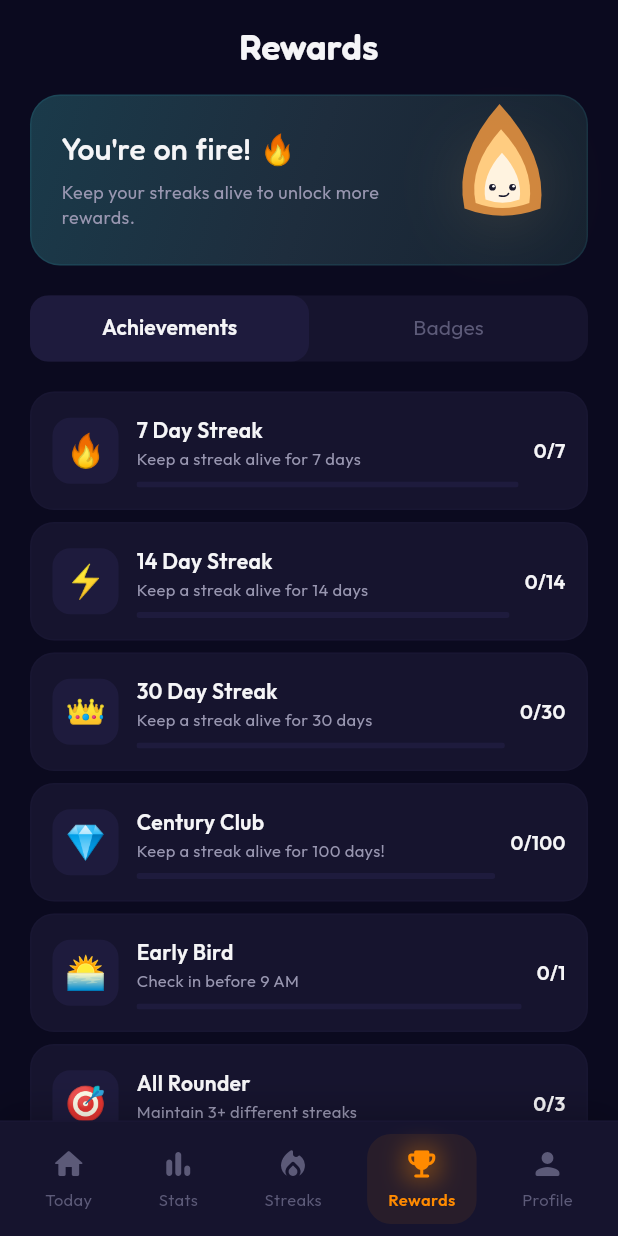
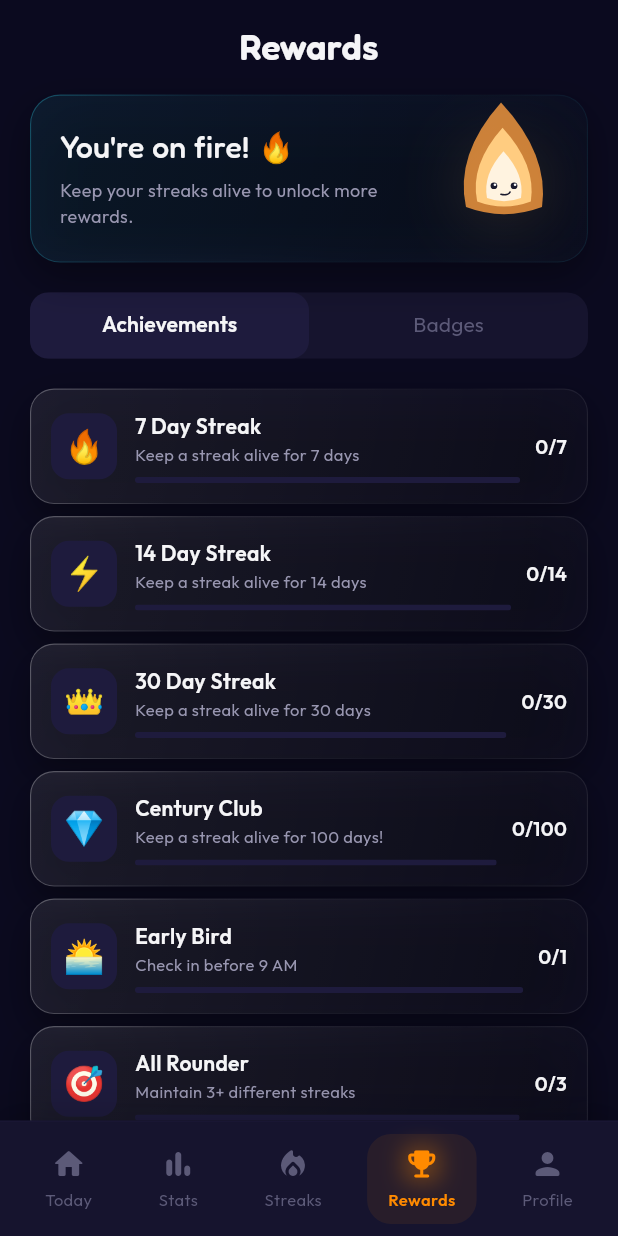
Before and after one commit to NotTushar-dotcom/Streaky, a Flutter app: the RewardsScreen screen opened by its route, on a phone screen of 412 x 824 dp. Run offline on Flutter 3.47's test engine with Material 3 defaults, Android fonts, the phone set to English and light mode, and no system bars; our stand-ins replace cloud_firestore, firebase_auth, firebase_core, fl_chart, flutter_local_notifications, flutter_timezone and 4 more; accounts and stored records are empty.

Commit message:
design: Apply glassmorphic card styling to streaks tab and rewards tab

```diff
--- a/lib/screens/rewards/rewards_screen.dart
+++ b/lib/screens/rewards/rewards_screen.dart
@@ -6,6 +6,7 @@ import 'package:streaky/models/achievement_model.dart';
 import 'package:streaky/providers/user_provider.dart';
 import 'package:streaky/providers/streak_provider.dart';
 import 'package:streaky/widgets/fire_mascot.dart';
+import 'package:streaky/widgets/glassmorphic_container.dart';
 import 'widgets/achievement_card.dart';
 import 'widgets/badge_grid.dart';
 
@@ -73,24 +74,10 @@ class _RewardsScreenState extends State<RewardsScreen>
             SliverToBoxAdapter(
               child: Padding(
                 padding: const EdgeInsets.symmetric(horizontal: 20),
-                child: Container(
+                child: GlassmorphicContainer(
+                  borderRadius: 20,
+                  glowColor: AppColors.cyanHighlight,
                   padding: const EdgeInsets.all(20),
-                  decoration: BoxDecoration(
-                    gradient: const LinearGradient(
-                      colors: [
-                        Color(0xFF1A3A4A),
-                        Color(0xFF1E2D3D),
-                        Color(0xFF162230),
-                      ],
-                      begin: Alignment.topLeft,
-                      end: Alignment.bottomRight,
-                    ),
-                    borderRadius: BorderRadius.circular(20),
-                    border: Border.all(
-                      color: AppColors.cyanHighlight.withAlpha(20),
-                      width: 1,
-                    ),
-                  ),
                   child: Row(
                     children: [
                       Expanded(
--- a/lib/screens/rewards/widgets/achievement_card.dart
+++ b/lib/screens/rewards/widgets/achievement_card.dart
@@ -2,6 +2,7 @@ import 'package:flutter/material.dart';
 import 'package:streaky/config/app_colors.dart';
 import 'package:streaky/config/app_text_styles.dart';
 import 'package:streaky/models/achievement_model.dart';
+import 'package:streaky/widgets/glassmorphic_container.dart';
 
 /// Individual achievement card with progress indicator.
 /// Shows green checkmark when completed, or "X/Y" text + progress bar when in progress.
@@ -22,19 +23,12 @@ class AchievementCard extends StatelessWidget {
     // Calculate current/required values for display
     final currentValue = (progress * achievement.requiredValue).round();
     final requiredValue = achievement.requiredValue;
+    final glowColor = isUnlocked ? AppColors.limeSuccess : null;
 
-    return Container(
+    return GlassmorphicContainer(
+      borderRadius: 16,
+      glowColor: glowColor,
       padding: const EdgeInsets.symmetric(horizontal: 14, vertical: 14),
-      decoration: BoxDecoration(
-        color: AppColors.surface,
-        borderRadius: BorderRadius.circular(16),
-        border: Border.all(
-          color: isUnlocked
-              ? AppColors.limeSuccess.withAlpha(20)
-              : AppColors.surfaceLight.withAlpha(60),
-          width: 1,
-        ),
-      ),
       child: Row(
         children: [
           // Emoji badge
--- a/lib/screens/streaks/widgets/streak_card.dart
+++ b/lib/screens/streaks/widgets/streak_card.dart
@@ -3,7 +3,7 @@ import 'package:streaky/config/app_colors.dart';
 import 'package:streaky/config/app_text_styles.dart';
 import 'package:streaky/config/streak_categories.dart';
 import 'package:streaky/models/streak_model.dart';
-import 'package:streaky/widgets/glow_card.dart';
+import 'package:streaky/widgets/glassmorphic_container.dart';
 
 /// Streak card for the "My Streaks" grid/list.
 class StreakCard extends StatelessWidget {
@@ -23,12 +23,14 @@ class StreakCard extends StatelessWidget {
     final category = StreakCategories.byId(streak.category);
     final color = category.color;
 
-    return GlowCard(
-      glowColor: color,
+    return GestureDetector(
       onTap: onTap,
       onLongPress: onDelete,
-      padding: const EdgeInsets.all(16),
-      child: Column(
+      child: GlassmorphicContainer(
+        borderRadius: 20,
+        glowColor: color,
+        padding: const EdgeInsets.all(16),
+        child: Column(
         crossAxisAlignment: CrossAxisAlignment.start,
         children: [
           // Top row: emoji + streak count with fire icon
@@ -103,6 +105,7 @@ class StreakCard extends StatelessWidget {
           ),
         ],
       ),
-    );
-  }
+    ),
+  );
 }
+}
```
